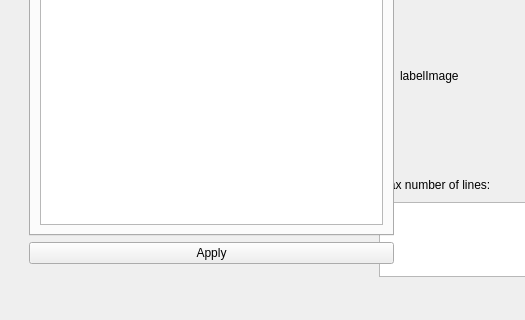
This is imagine.ui in HolyLab/Imagine as Qt 5 draws it before an edit; both pictures show x 0 to 525 and y 323 to 643 of the 763 by 643 pixel window. The edited form follows.
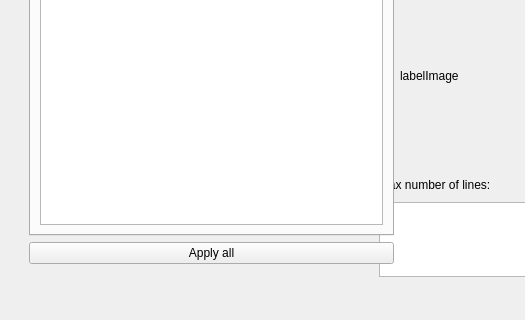
This is the edited form. Icons and pictures are not drawn. Custom widgets are drawn as their Qt base class.

Commit message: made the "apply" more self explain to reduce user's confuse

Diff of the .ui file:
```diff
--- a/imagine.ui
+++ b/imagine.ui
@@ -1200,7 +1200,7 @@
       <item>
        <widget class="QPushButton" name="btnApply">
         <property name="text">
-         <string>Apply</string>
+         <string>Apply all</string>
         </property>
        </widget>
       </item>
```
